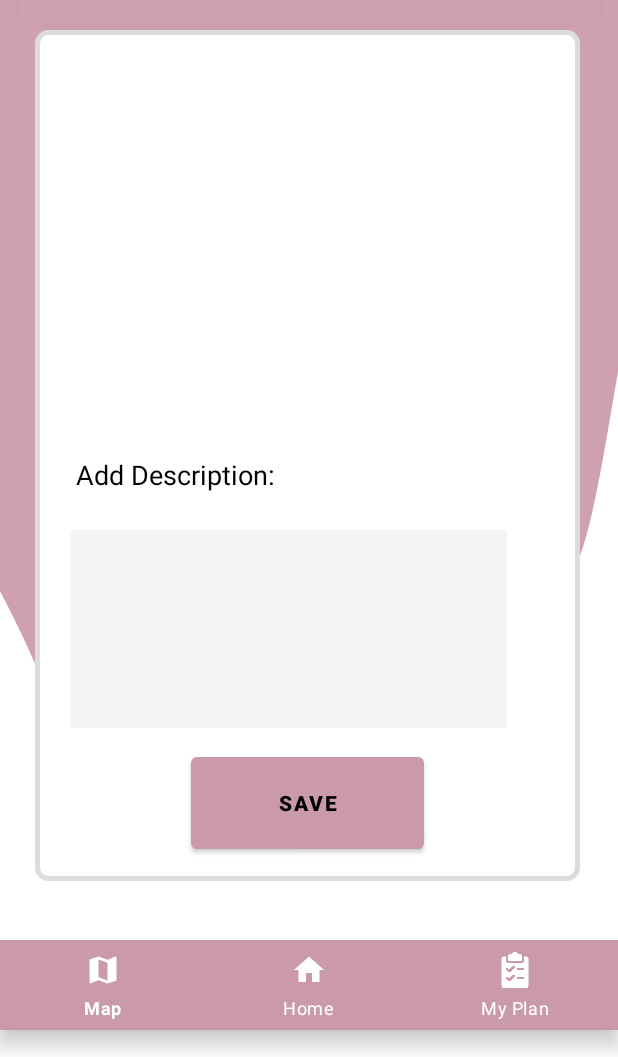
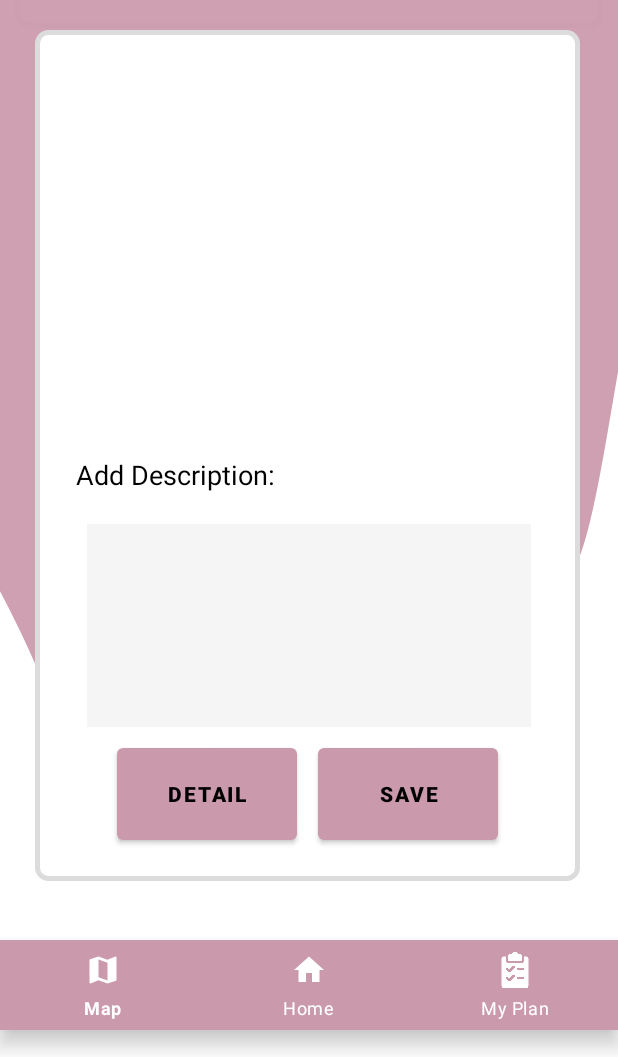
Before and after one commit to rawanmz/YelpApp, an Android app: the fragment DetailDayPlan placed in its activity, on a phone screen of 412 x 824 dp, the part 179-1236 px from its top. Run offline under Robolectric (Android 15) with nearby library versions, the phone set to English and light mode, and no system bars; our stand-ins replace Room's generated code, navigation-ui; pictures from the network do not load; 5 statements that could not run were skipped.

Commit message:
Add String File

```diff
--- a/app/src/main/AndroidManifest.xml
+++ b/app/src/main/AndroidManifest.xml
@@ -49,7 +49,11 @@
         </activity>
         <activity android:name=".MainActivity"
             android:screenOrientation="portrait">
-
+            <intent-filter>
+                <action android:name="android.intent.action.SEARCH" />
+            </intent-filter>
+            <meta-data android:name="android.app.searchable"
+                android:resource="@xml/searchable"/>
         </activity>
     </application>
 
--- a/app/src/main/java/com/bignerdranch/android/yelpapp/MainActivity.kt
+++ b/app/src/main/java/com/bignerdranch/android/yelpapp/MainActivity.kt
@@ -1,9 +1,12 @@
 package com.bignerdranch.android.yelpapp
 
+import android.app.SearchManager
+import android.content.Intent
 import android.os.Bundle
 import androidx.appcompat.app.AppCompatActivity
 import androidx.navigation.findNavController
 import androidx.navigation.ui.setupWithNavController
+import com.bignerdranch.android.yelpapp.viewmodel.RestauratViewModel
 import com.google.android.material.bottomnavigation.BottomNavigationView
 
 class MainActivity : AppCompatActivity() {
@@ -11,11 +14,16 @@ class MainActivity : AppCompatActivity() {
     override fun onCreate(savedInstanceState: Bundle?) {
         super.onCreate(savedInstanceState)
         setContentView(R.layout.activity_main)
-
+val v:RestauratViewModel
         val bottomNavigation = findViewById<BottomNavigationView>(R.id.bottomNav)
         val navController = findNavController(R.id.warpper)
         bottomNavigation.setupWithNavController(navController)
-
+// Verify the action and get the query
+        if (Intent.ACTION_SEARCH == intent.action) {
+            intent.getStringExtra(SearchManager.QUERY)?.also { query ->
+                (query)
+            }
+        }
 
     }
 }
--- a/app/src/main/java/com/bignerdranch/android/yelpapp/fragment/DetailDayPlan.kt
+++ b/app/src/main/java/com/bignerdranch/android/yelpapp/fragment/DetailDayPlan.kt
@@ -69,6 +69,10 @@ class DetailDayPlan : Fragment() {
                         val action = DetailDayPlanDirections.actionDetailDayPlanToDayPlanList()
                         findNavController().navigate(action)
                     }
+                    Detail.setOnClickListener {
+                        val action=DetailDayPlanDirections.actionDetailDayPlanToWeatherFragment(args.id)
+                        findNavController().navigate(action)
+                    }
                 }
             })
     }
--- a/app/src/main/java/com/bignerdranch/android/yelpapp/viewmodel/RestauratViewModel.kt
+++ b/app/src/main/java/com/bignerdranch/android/yelpapp/viewmodel/RestauratViewModel.kt
@@ -1,9 +1,12 @@
 package com.bignerdranch.android.yelpapp.viewmodel
 
+import android.widget.ArrayAdapter
+import android.widget.ListAdapter
 import androidx.lifecycle.LiveData
 import androidx.lifecycle.MutableLiveData
 import androidx.lifecycle.ViewModel
 import androidx.lifecycle.viewModelScope
+import com.bignerdranch.android.yelpapp.R
 import com.bignerdranch.android.yelpapp.ServiceLocator
 import com.bignerdranch.android.yelpapp.data.Weather
 import com.bignerdranch.android.yelpapp.data.YelpRestaurant
@@ -22,14 +25,17 @@ class RestauratViewModel(
     val restaurantItem = MutableLiveData<YelpRestaurant>()
     val dayPlan = MutableLiveData<DayPlan>()
 
-    private val mutableSearchTerm = mutableListOf<String>()
+     val mutableSearchTerm = mutableListOf<String>()
     val searchTerm: String
         get() = (mutableSearchTerm ?: "").toString()
 
+//    var spinner = (R.id.spinner)
+//
+//        val adapter = ListAdapter(this,android.R.layout.simple_spinner_item, mutableSearchTerm)
+//           spinner.adapter = adapter
+
     fun searchRestaurant(auth: String, search: String, lat: String, lon: String)
             : LiveData<List<YelpRestaurant>> {
-        //  QueryPreferences.setStoredQuery(app, search)
-        //  mutableSearchTerm.value = QueryPreferences.getStoredQuery(app)
         viewModelScope.launch {
             restaurantsList.value = yelpRepo.searchRestaurants(auth, search, lat, lon)
             mutableSearchTerm.add(search)
--- a/app/src/main/res/layout/fragment_day_plan_list.xml
+++ b/app/src/main/res/layout/fragment_day_plan_list.xml
@@ -14,6 +14,7 @@
             app:layout_constraintEnd_toEndOf="parent"
             app:layout_constraintStart_toStartOf="parent"
             android:layout_marginBottom="60dp"
+            android:layout_marginTop="10dp"
             app:layout_constraintTop_toTopOf="parent" />
     </androidx.constraintlayout.widget.ConstraintLayout>
 </layout>
--- a/app/src/main/res/layout/fragment_detail_day_plan.xml
+++ b/app/src/main/res/layout/fragment_detail_day_plan.xml
@@ -60,28 +60,47 @@
 
         <EditText
             android:id="@+id/descriptionedittext"
-            android:layout_width="291dp"
-            android:layout_height="132dp"
-            android:layout_marginTop="24dp"
+            android:layout_width="296dp"
+            android:layout_height="135dp"
+            android:layout_marginStart="16dp"
+            android:layout_marginTop="20dp"
+            android:layout_marginEnd="16dp"
             android:background="#8BEDEDED"
             android:ems="10"
             android:gravity="top"
             android:inputType="textPersonName"
             app:layout_constraintEnd_toEndOf="parent"
-            app:layout_constraintHorizontal_bias="0.282"
+            app:layout_constraintHorizontal_bias="0.542"
             app:layout_constraintStart_toStartOf="parent"
             app:layout_constraintTop_toBottomOf="@+id/descriptiontextView" />
 
         <Button
             android:id="@+id/savebutton"
-            android:layout_width="155dp"
+            android:layout_width="120dp"
             android:layout_height="73dp"
-            android:text="Save"
+            android:layout_marginTop="8dp"
+            android:layout_marginEnd="48dp"
+            android:text="@string/save"
             android:textAlignment="center"
             android:textColor="#000000"
             android:textStyle="bold"
-            app:layout_constraintBottom_toBottomOf="parent"
             app:layout_constraintEnd_toEndOf="parent"
+            app:layout_constraintTop_toBottomOf="@+id/descriptionedittext"
+            tools:ignore="MissingConstraints" />
+
+        <Button
+            android:id="@+id/Detail"
+            android:layout_width="120dp"
+            android:layout_height="73dp"
+            android:layout_marginStart="48dp"
+            android:layout_marginTop="8dp"
+            android:layout_marginEnd="28dp"
+            android:text="@string/detail"
+            android:textAlignment="center"
+            android:textColor="#000000"
+            android:textStyle="bold"
+            app:layout_constraintEnd_toStartOf="@+id/savebutton"
+            app:layout_constraintHorizontal_bias="0.0"
             app:layout_constraintStart_toStartOf="parent"
             app:layout_constraintTop_toBottomOf="@+id/descriptionedittext" />
 
--- a/app/src/main/res/menu/bottom_menu.xml
+++ b/app/src/main/res/menu/bottom_menu.xml
@@ -1,17 +1,23 @@
 <?xml version="1.0" encoding="utf-8"?>
-<menu xmlns:android="http://schemas.android.com/apk/res/android">
+<menu xmlns:android="http://schemas.android.com/apk/res/android"
+    xmlns:app="http://schemas.android.com/apk/res-auto">
     <item
         android:id="@+id/mapsFragment"
         android:icon="@drawable/ic_map"
-
+        android:enabled="true"
+        app:showAsAction="ifRoom"
         android:title="@string/map" />
     <item
         android:id="@+id/categoryFragment"
         android:icon="@drawable/ic_home"
+        android:enabled="true"
+        app:showAsAction="ifRoom"
         android:title="@string/home"/>
     <item
         android:id="@+id/dayPlanList"
         android:icon="@drawable/shopping_list"
+        android:enabled="true"
+        app:showAsAction="ifRoom"
         android:title="@string/my_plan"/>
 
 </menu>
--- a/app/src/main/res/menu/search.xml
+++ b/app/src/main/res/menu/search.xml
@@ -4,6 +4,4 @@
         android:title="@string/search"
         app:actionViewClass="androidx.appcompat.widget.SearchView"
         app:showAsAction="ifRoom" />
-
-
 </menu>
--- a/app/src/main/res/navigation/my_nav.xml
+++ b/app/src/main/res/navigation/my_nav.xml
@@ -69,6 +69,9 @@
         <action
             android:id="@+id/action_detailDayPlan_to_dayPlanList"
             app:destination="@id/dayPlanList" />
+        <action
+            android:id="@+id/action_detailDayPlan_to_weatherFragment"
+            app:destination="@id/weatherFragment" />
     </fragment>
 
 </navigation>
--- a/app/src/main/res/values/strings.xml
+++ b/app/src/main/res/values/strings.xml
@@ -20,9 +20,9 @@
     <string name="museums">Museums</string>
     <string name="malls">Malls</string>
     <string name="hotels">Hotels</string>
-    <string name="map">Map</string>
-    <string name="home">Home</string>
-    <string name="my_plan">My Plan</string>
+    <string name="map"> Map  </string>
+    <string name="home">  Home  </string>
+    <string name="my_plan">  My Plan  </string>
     <string name="delete_msg">Deleted Successfully</string>
     <string name="saved_msg">Description Saved Successfully</string>
     <string name="food">Food</string>
@@ -36,4 +36,14 @@
     <string name="no_connection">No Connection</string>
     <string name="no_internet">No Internet</string>
     <string name="check_internet">Please Check Your Internet Connection</string>
+    <string name="detail">Detail</string>
+    <string name="no">No</string>
+
+    <string name="yes">Yes</string>
+    <string name="save">Save</string>
+    <string name="no_place">No Places Available Here</string>
+    <string name="please_change_location">Please Change Location</string>
+    <string name="delete_confirmation">Are You Sure You Want To Delete It</string>
+    <string name="delete_place">Delete Place From Your Plan</string>
+
 </resources>
--- /dev/null
+++ b/app/src/main/res/xml/searchable.xml
@@ -0,0 +1,5 @@
+<?xml version="1.0" encoding="utf-8"?>
+<searchable xmlns:android="http://schemas.android.com/apk/res/android"
+    android:label="@string/app_name"
+    android:hint="@string/search" >
+</searchable>
```
Also changed, not shown: app/src/main/java/com/bignerdranch/android/yelpapp/fragment/DayPlanList.kt (+17 -2 lines), app/src/main/java/com/bignerdranch/android/yelpapp/fragment/ListFragment.kt (+13 -3 lines), app/src/main/java/com/bignerdranch/android/yelpapp/sharedpreferences/QueryPreferences.kt (deleted, +0 -20 lines), app/src/main/res/drawable/ic_baseline_delete_24.xml (added, +10 -0 lines), app/src/main/res/layout/fragment_weather.xml (+11 -22 lines), 3 other files.
